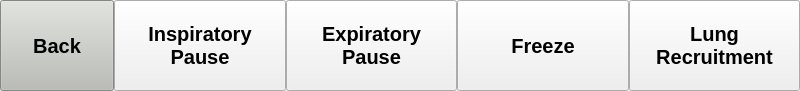
Qt form gui/special/special.ui (MariuszSuchenek/MVM_GUI_test2) before a commit.
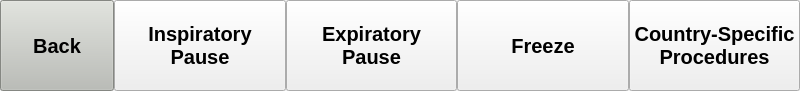
The same form after that commit.

Commit message: when the procedure is not active, show CSP instead of Lung Recruitment

What changed in the file:
```diff
--- a/gui/special/special.ui
+++ b/gui/special/special.ui
@@ -572,8 +572,8 @@
       </font>
      </property>
      <property name="text">
-       <string>Lung
-Recruitment</string>
+       <string>Country-Specific
+Procedures</string>
      </property>
     </widget>
    </item>
```
The commit also changes 1 other file.
